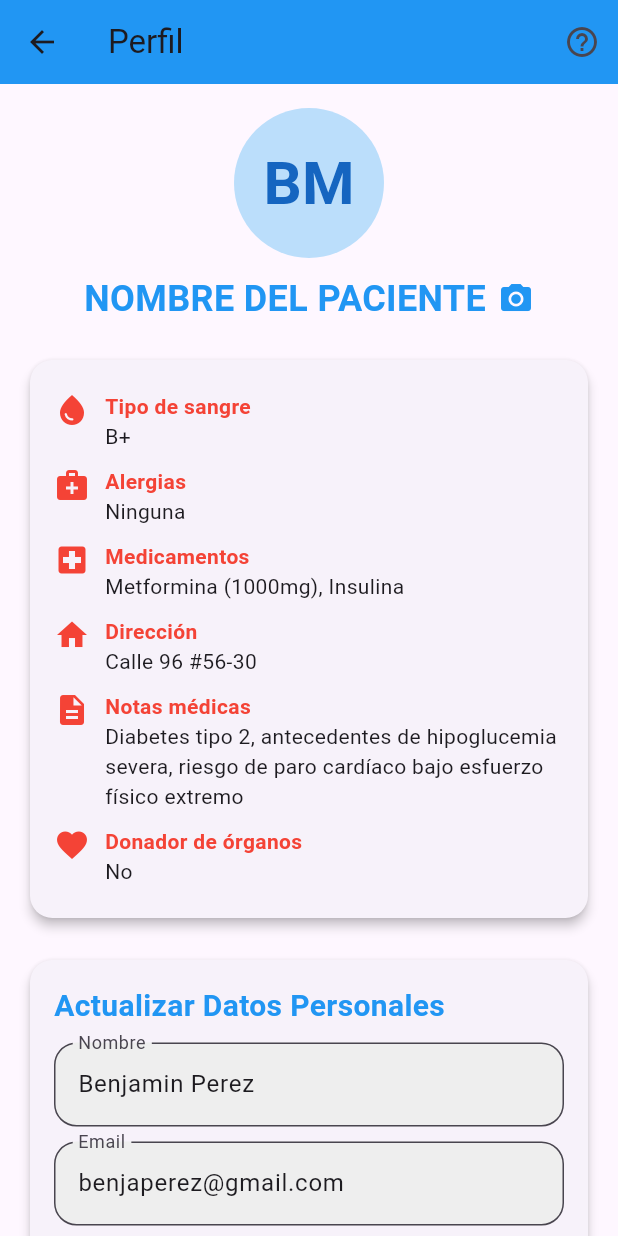
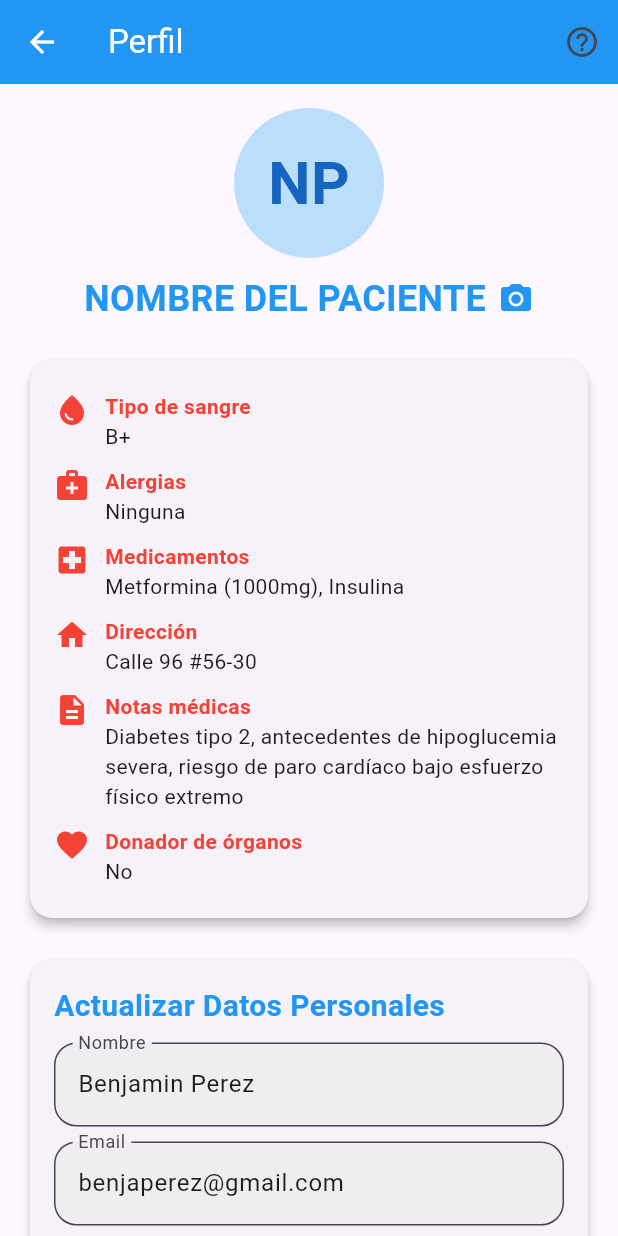
Before and after one commit to emily-machuca-pink/app-mobile-project-grade, a Flutter app: the EmergencyButtonView screen opened directly, after a tap on the "person" icon, on a phone screen of 412 x 824 dp. Run offline on Flutter 3.47's test engine with Material 3 defaults, Android fonts, the phone set to English and light mode, and no system bars; our stand-ins replace flutter_map, latlong2.

Commit message:
code refactor

```diff
--- a/mobile_dev/lib/main.dart
+++ b/mobile_dev/lib/main.dart
@@ -3,7 +3,6 @@
 //
 
 import 'package:flutter/material.dart';
-import 'package:mobile_dev/src/components/map/paramedico_map.dart';
 import 'package:mobile_dev/src/views/views.dart';
 
 void main() {
@@ -16,7 +15,7 @@ class MyApp extends StatelessWidget {
   @override
   Widget build(BuildContext context) {
     return const MaterialApp(
-      home: ParamedicHomeView(),
+      home: OnBoardingView(),
     );
   }
 }
--- a/mobile_dev/lib/src/components/components.dart
+++ b/mobile_dev/lib/src/components/components.dart
@@ -1 +1,3 @@
 export 'loginCard/login_card.dart';
+export 'emergency/bottom_emergency.dart';
+export 'map/paramedico_map.dart';
--- a/mobile_dev/lib/src/components/emergency/bottom_emergency.dart
+++ b/mobile_dev/lib/src/components/emergency/bottom_emergency.dart
@@ -1,33 +1,102 @@
-//
-//  Copyright © 2025 Proyecto de grado. All rights reserved.
-//
+// Copyright © 2025, Proyecto de Grado
+// Todos los derechos reservados.
 
 import 'package:flutter/material.dart';
 import 'package:mobile_dev/src/views/patient_profile/patient_profile.dart';
 
+/// {@template emergency_button_view}
+/// Pantalla principal para el botón de emergencia.
+/// Incluye un botón central de emergencia y accesos rápidos a otras opciones.
+/// {@endtemplate}
 class EmergencyButtonView extends StatelessWidget {
+  //#region Constructor
+
+  /// {@macro emergency_button_view}
   const EmergencyButtonView({Key? key}) : super(key: key);
+
+  //#endregion
+
+  //#region Overridden Methods
 
   @override
   Widget build(BuildContext context) {
     return Scaffold(
+      appBar: _buildAppBar(context),
       backgroundColor: Colors.blue,
-      body: SafeArea(
-        child: Column(
-          mainAxisAlignment: MainAxisAlignment.spaceBetween,
+      body: _buildBody(context),
+    );
+  }
+
+  //#endregion
+
+  //#region Private Widgets
+
+  /// Construye la barra de navegación superior.
+  AppBar _buildAppBar(BuildContext context) {
+    return AppBar(
+      centerTitle: true,
+      title: const Text(
+        'Emergencia',
+        style: TextStyle(color: Colors.white),
+      ),
+      backgroundColor: Colors.blue,
+      leading: IconButton(
+        icon: const Icon(Icons.arrow_back),
+        color: Colors.white,
+        onPressed: () {
+          Navigator.pop(context);
+        },
+      ),
+    );
+  }
+
+  /// Construye el cuerpo principal de la pantalla.
+  Widget _buildBody(BuildContext context) {
+    return SafeArea(
+      child: Stack(
+        alignment: Alignment.center,
         children: [
-            Padding(
-              padding: const EdgeInsets.only(top: 20.0),
-              child: const Text(
-                'Emergencia',
-                style: TextStyle(
-                  fontSize: 24,
-                  fontWeight: FontWeight.bold,
-                  color: Colors.white,
+          _buildBottomActions(context),
+          _buildEmergencyButton(),
+        ],
       ),
+    );
+  }
+
+  /// Construye las acciones en la parte inferior de la pantalla.
+  Widget _buildBottomActions(BuildContext context) {
+    return Column(
+      mainAxisAlignment: MainAxisAlignment.end,
+      children: [
+        Row(
+          mainAxisAlignment: MainAxisAlignment.center,
+          children: [
+            IconButton(
+              icon: const Icon(Icons.folder_copy, size: 40, color: Colors.white),
+              onPressed: () {
+                // Acción para el botón de "carpeta médica"
+              },
             ),
+            const SizedBox(width: 40),
+            IconButton(
+              icon: const Icon(Icons.person, size: 40, color: Colors.white),
+              onPressed: () {
+                Navigator.push(
+                  context,
+                  MaterialPageRoute(builder: (context) => const PatientProfile()),
+                );
+              },
             ),
-            Center(
+          ],
+        ),
+        const SizedBox(height: 20),
+      ],
+    );
+  }
+
+  /// Construye el botón de emergencia en el centro de la pantalla.
+  Widget _buildEmergencyButton() {
+    return Center(
       child: Stack(
         alignment: Alignment.center,
         children: [
@@ -56,34 +125,8 @@ class EmergencyButtonView extends StatelessWidget {
           ),
         ],
       ),
-            ),
-            Padding(
-              padding: const EdgeInsets.only(bottom: 20.0),
-              child: Row(
-                mainAxisAlignment: MainAxisAlignment.center,
-                children: [
-                  IconButton(
-                    icon: const Icon(Icons.folder_copy, size: 40, color: Colors.white),
-                    onPressed: () {
-                      // Acción para el botón de "carpeta médica"
-                    },
-                  ),
-                  const SizedBox(width: 40),
-                  IconButton(
-                    icon: const Icon(Icons.person, size: 40, color: Colors.white),
-                    onPressed: () {
-                      Navigator.push(
-                        context,
-                        MaterialPageRoute(builder: (context) => const PatientProfile()),
-                      );
-                    },
-                  ),
-                ],
-              ),
-            ),
-          ],
-        ),
-      ),
     );
   }
+
+  //#endregion
 }
--- a/mobile_dev/lib/src/views/onboarding/on_boarding_view.dart
+++ b/mobile_dev/lib/src/views/onboarding/on_boarding_view.dart
@@ -1,6 +1,5 @@
-//
-//  Copyright © 2024 Emily Machuca. All rights reserved.
-//
+// Copyright © 2025, Proyecto de Grado
+// Todos los derechos reservados.
 
 import 'package:flutter/material.dart';
 import 'package:mobile_dev/src/views/signin/sign_in_view.dart';
--- a/mobile_dev/lib/src/views/patient_profile/patient_profile.dart
+++ b/mobile_dev/lib/src/views/patient_profile/patient_profile.dart
@@ -1,16 +1,46 @@
+// Copyright © 2025, Proyecto de Grado
+// Todos los derechos reservados.
+
+// Importaciones principales
 import 'package:flutter/material.dart';
 
+/// {@template patient_profile}
+/// Pantalla principal para mostrar y actualizar el perfil de un paciente.
+/// Contiene información personal, médica y opciones para editar estos datos.
+/// {@endtemplate}
 class PatientProfile extends StatelessWidget {
+  //#region Constructor
+
+  /// {@macro patient_profile}
   const PatientProfile({super.key});
+
+  //#endregion
+
+  //#region Overridden Methods
 
   @override
   Widget build(BuildContext context) {
     return Scaffold(
-      appBar: AppBar(
+      appBar: _buildAppBar(context),
+      body: _buildBody(),
+    );
+  }
+
+  //#endregion
+
+  //#region Private Widgets
+
+  /// Construye la barra de navegación superior.
+  AppBar _buildAppBar(BuildContext context) {
+    return AppBar(
       backgroundColor: Colors.blue,
-        title: const Text('Perfil'),
+      title: const Text(
+        'Perfil',
+        style: TextStyle(color: Colors.white),
+      ),
       leading: IconButton(
         icon: const Icon(Icons.arrow_back),
+        color: Colors.white,
         onPressed: () {
           Navigator.pop(context);
         },
@@ -18,11 +48,17 @@ class PatientProfile extends StatelessWidget {
       actions: [
         IconButton(
           icon: const Icon(Icons.help_outline),
-            onPressed: () {},
+          onPressed: () {
+            // Acción para mostrar ayuda.
+          },
         ),
       ],
-      ),
-      body: SingleChildScrollView(
+    );
+  }
+
+  /// Construye el cuerpo principal de la pantalla.
+  Widget _buildBody() {
+    return SingleChildScrollView(
       child: Padding(
         padding: const EdgeInsets.all(16.0),
         child: Column(
@@ -35,10 +71,10 @@ class PatientProfile extends StatelessWidget {
           ],
         ),
       ),
-      ),
     );
   }
 
+  /// Construye el encabezado con el avatar y el nombre del paciente.
   Widget _buildHeader() {
     return Column(
       children: [
@@ -46,7 +82,7 @@ class PatientProfile extends StatelessWidget {
           radius: 50,
           backgroundColor: Colors.blue[100],
           child: Text(
-            'BM',
+            'NP',
             style: TextStyle(
               color: Colors.blue[800],
               fontSize: 40,
@@ -74,6 +110,7 @@ class PatientProfile extends StatelessWidget {
     );
   }
 
+  /// Construye la tarjeta que muestra información médica del paciente.
   Widget _buildInformationCard() {
     return Card(
       shape: RoundedRectangleBorder(
@@ -127,6 +164,7 @@ class PatientProfile extends StatelessWidget {
     );
   }
 
+  /// Construye el formulario para actualizar datos personales del paciente.
   Widget _buildUpdateForm() {
     return Card(
       shape: RoundedRectangleBorder(
@@ -154,7 +192,9 @@ class PatientProfile extends StatelessWidget {
             Align(
               alignment: Alignment.center,
               child: ElevatedButton(
-                onPressed: () {},
+                onPressed: () {
+                  // Acción para actualizar los datos.
+                },
                 style: ElevatedButton.styleFrom(
                   backgroundColor: Colors.blue,
                   padding: const EdgeInsets.symmetric(
@@ -174,6 +214,7 @@ class PatientProfile extends StatelessWidget {
     );
   }
 
+  /// Construye un campo de texto genérico para el formulario.
   Widget _buildTextField(String label, String initialValue) {
     return TextFormField(
       initialValue: initialValue,
@@ -187,13 +228,29 @@ class PatientProfile extends StatelessWidget {
       ),
     );
   }
+
+  //#endregion
 }
 
+/// Widget para mostrar una fila de información en la tarjeta médica.
 class _InformationRow extends StatelessWidget {
+  //#region Properties
+
+  /// Icono que representa la categoría de la información.
   final IconData icon;
+
+  /// Etiqueta de la información.
   final String label;
+
+  /// Valor correspondiente a la información.
   final String value;
+
+  /// Color del icono y texto de la etiqueta.
   final Color color;
+
+  //#endregion
+
+  //#region Constructor
 
   const _InformationRow({
     required this.icon,
@@ -201,6 +258,10 @@ class _InformationRow extends StatelessWidget {
     required this.value,
     required this.color,
   });
+
+  //#endregion
+
+  //#region Overridden Methods
 
   @override
   Widget build(BuildContext context) {
@@ -230,4 +291,6 @@ class _InformationRow extends StatelessWidget {
       ),
     );
   }
+
+  //#endregion
 }
--- a/mobile_dev/lib/src/views/views.dart
+++ b/mobile_dev/lib/src/views/views.dart
@@ -1 +1,4 @@
 export 'onboarding/on_boarding_view.dart';
+export 'home/home_view.dart';
+export 'patient_profile/patient_profile.dart';
+export 'signin/sign_in_view.dart';
--- a/mobile_dev/pubspec.yaml
+++ b/mobile_dev/pubspec.yaml
@@ -14,6 +14,7 @@ dependencies:
   cupertino_icons: ^1.0.8
   flutter_map: ^7.0.2
   latlong2: ^0.9.1
+  http: ^1.2.2
 
 dev_dependencies:
   flutter_test:
```
Also changed, not shown: mobile_dev/lib/src/components/loginCard/login_card.dart (+58 -56 lines), mobile_dev/lib/src/components/map/paramedico_map.dart (+94 -14 lines), mobile_dev/pubspec.lock. Lines whose indentation alone changed are shown as unchanged.
